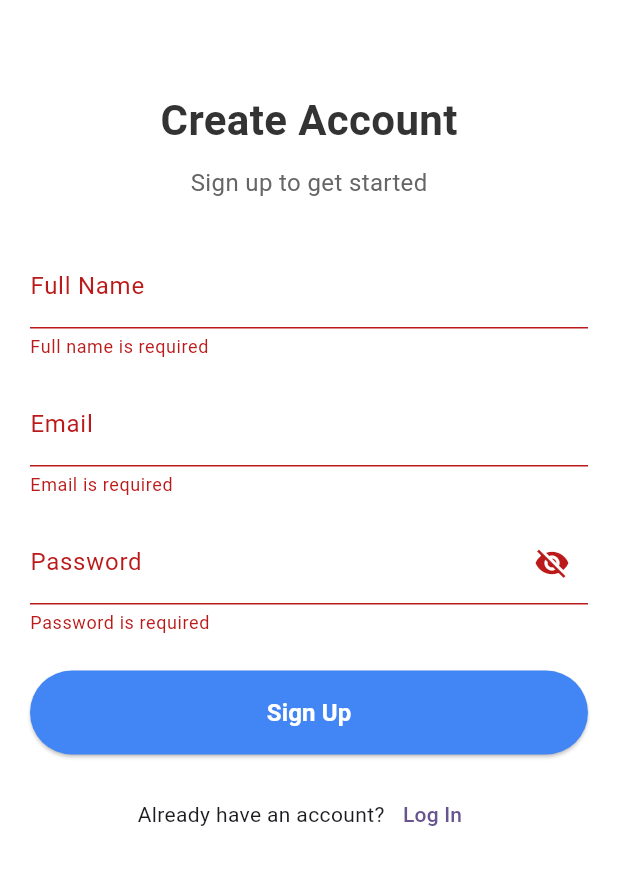
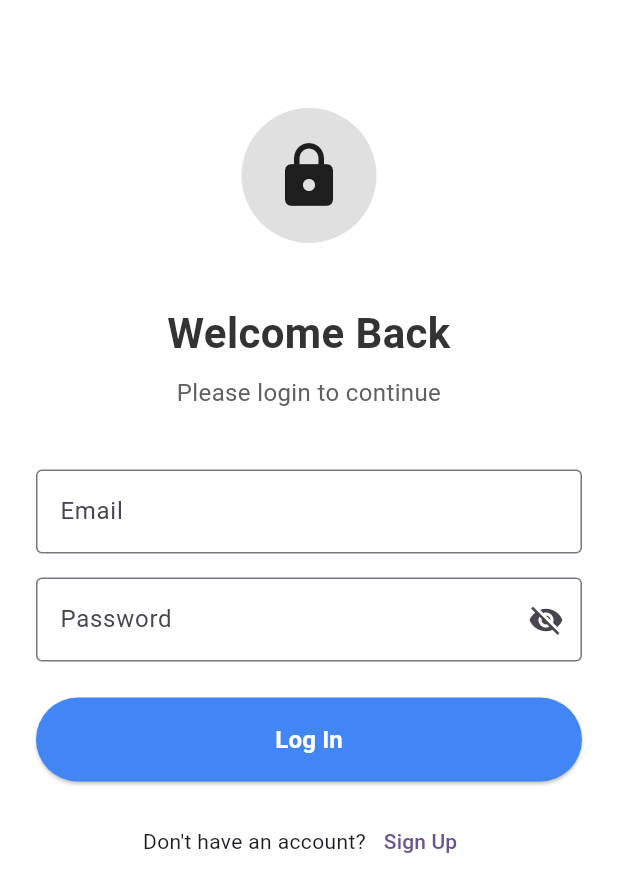
Before and after one commit to KarikariSamuelZachary/AsthmaGuard, a Flutter app: the screen it shows after launch, after a tap on "Sign Up", after a tap on "Log In", on a phone screen of 412 x 824 dp. Shown: the top 892 px of the screen. Run offline on Flutter 3.47's test engine with Material 3 defaults, Android fonts, the phone set to English and light mode, and no system bars.

Commit message:
Made changes

```diff
--- a/mobile/lib/main.dart
+++ b/mobile/lib/main.dart
@@ -1,6 +1,8 @@
 import 'package:flutter/material.dart';
 import 'screens/auth/signup_page.dart';
-import 'screens/auth/dashboard_screen.dart'; // This should define DashboardScreen
+import 'screens/auth/login_screen.dart';
+import 'screens/auth/dashboard_screen.dart';
+import 'screens/auth/otp_verification_screen.dart';
 
 void main() {
   runApp(MyApp());
@@ -21,6 +23,8 @@ class MyApp extends StatelessWidget {
       initialRoute: '/signup',
       routes: {
         '/signup': (context) => SignupScreen(),
+        '/otp': (context) => OtpVerificationScreen(),
+        '/login': (context) => const LoginScreen(),
         '/dashboard': (context) => DashboardScreen(),
       },
     );
--- /dev/null
+++ b/mobile/lib/screens/auth/login_screen.dart
@@ -0,0 +1,203 @@
+import 'package:flutter/material.dart';
+
+class LoginScreen extends StatefulWidget {
+  const LoginScreen({super.key});
+
+  @override
+  State<LoginScreen> createState() => _LoginScreenState();
+}
+
+class _LoginScreenState extends State<LoginScreen>
+    with SingleTickerProviderStateMixin {
+  final _formKey = GlobalKey<FormState>();
+  final _emailController = TextEditingController();
+  final _passwordController = TextEditingController();
+
+  bool _isObscure = true;
+  bool _isLoading = false;
+  late AnimationController _animationController;
+  late Animation<double> _fadeInAnimation;
+
+  @override
+  void initState() {
+    super.initState();
+    _animationController = AnimationController(
+      vsync: this,
+      duration: const Duration(milliseconds: 800),
+    );
+
+    _fadeInAnimation =
+        CurvedAnimation(parent: _animationController, curve: Curves.easeIn);
+    _animationController.forward();
+  }
+
+  @override
+  void dispose() {
+    _animationController.dispose();
+    _emailController.dispose();
+    _passwordController.dispose();
+    super.dispose();
+  }
+
+  void _handleLogin() {
+    if (!_formKey.currentState!.validate()) return;
+
+    setState(() => _isLoading = true);
+
+    Future.delayed(const Duration(seconds: 2), () {
+      setState(() => _isLoading = false);
+      Navigator.pushReplacementNamed(context, '/dashboard');
+    });
+  }
+
+  @override
+  Widget build(BuildContext context) {
+    final isDark = Theme.of(context).brightness == Brightness.dark;
+    final textColor = isDark ? Colors.white : const Color(0xFF333333);
+
+    return Scaffold(
+      backgroundColor: isDark ? const Color(0xFF121212) : Colors.white,
+      body: FadeTransition(
+        opacity: _fadeInAnimation,
+        child: SafeArea(
+          child: SingleChildScrollView(
+            padding: const EdgeInsets.symmetric(horizontal: 24, vertical: 32),
+            child: Column(
+              crossAxisAlignment: CrossAxisAlignment.stretch,
+              children: [
+                const SizedBox(height: 40),
+
+                // Logo placeholder
+                Center(
+                  child: Container(
+                    height: 90,
+                    width: 90,
+                    decoration: BoxDecoration(
+                      color:
+                          isDark ? Colors.grey.shade800 : Colors.grey.shade300,
+                      shape: BoxShape.circle,
+                    ),
+                    child: const Icon(Icons.lock, size: 48),
+                  ),
+                ),
+
+                const SizedBox(height: 40),
+                Text(
+                  'Welcome Back',
+                  textAlign: TextAlign.center,
+                  style: TextStyle(
+                    fontSize: 28,
+                    fontWeight: FontWeight.bold,
+                    color: textColor,
+                  ),
+                ),
+                const SizedBox(height: 8),
+                Text(
+                  'Please login to continue',
+                  textAlign: TextAlign.center,
+                  style: TextStyle(
+                    fontSize: 16,
+                    color: isDark ? Colors.white60 : Colors.grey[700],
+                  ),
+                ),
+                const SizedBox(height: 40),
+
+                // Form
+                Form(
+                  key: _formKey,
+                  child: Column(
+                    children: [
+                      TextFormField(
+                        controller: _emailController,
+                        keyboardType: TextInputType.emailAddress,
+                        decoration: const InputDecoration(
+                          labelText: 'Email',
+                          border: OutlineInputBorder(),
+                        ),
+                        validator: (value) {
+                          if (value == null || value.isEmpty) {
+                            return 'Email is required';
+                          }
+                          if (!RegExp(r'^[\w-\.]+@([\w-]+\.)+[\w]{2,4}$')
+                              .hasMatch(value)) {
+                            return 'Enter a valid email address';
+                          }
+                          return null;
+                        },
+                      ),
+                      const SizedBox(height: 16),
+                      TextFormField(
+                        controller: _passwordController,
+                        obscureText: _isObscure,
+                        decoration: InputDecoration(
+                          labelText: 'Password',
+                          border: const OutlineInputBorder(),
+                          suffixIcon: IconButton(
+                            icon: Icon(_isObscure
+                                ? Icons.visibility_off
+                                : Icons.visibility),
+                            onPressed: () =>
+                                setState(() => _isObscure = !_isObscure),
+                          ),
+                        ),
+                        validator: (value) {
+                          if (value == null || value.isEmpty) {
+                            return 'Password is required';
+                          }
+                          if (value.length < 6) {
+                            return 'Must be at least 6 characters';
+                          }
+                          return null;
+                        },
+                      ),
+                      const SizedBox(height: 24),
+                      SizedBox(
+                        width: double.infinity,
+                        height: 56,
+                        child: ElevatedButton(
+                          onPressed: _isLoading ? null : _handleLogin,
+                          style: ElevatedButton.styleFrom(
+                            backgroundColor: const Color(0xFF4285F4),
+                            shape: RoundedRectangleBorder(
+                              borderRadius: BorderRadius.circular(30),
+                            ),
+                          ),
+                          child: _isLoading
+                              ? const CircularProgressIndicator(
+                                  color: Colors.white,
+                                )
+                              : const Text(
+                                  'Log In',
+                                  style: TextStyle(
+                                    fontSize: 16,
+                                    fontWeight: FontWeight.w600,
+                                    color: Colors.white,
+                                  ),
+                                ),
+                        ),
+                      ),
+                      const SizedBox(height: 16),
+                      Row(
+                        mainAxisAlignment: MainAxisAlignment.center,
+                        children: [
+                          const Text("Don't have an account?"),
+                          TextButton(
+                            onPressed: () {
+                              Navigator.pushReplacementNamed(
+                                  context, '/signup');
+                            },
+                            child: const Text('Sign Up'),
+                          ),
+                        ],
+                      ),
+                    ],
+                  ),
+                ),
+              ],
+            ),
+          ),
+        ),
+      ),
+    );
+  }
+}
--- a/mobile/lib/screens/auth/signup_page.dart
+++ b/mobile/lib/screens/auth/signup_page.dart
@@ -36,7 +36,9 @@ class _SignupScreenState extends State<SignupScreen> {
 
     Future.delayed(const Duration(seconds: 2), () {
       setState(() => _isLoading = false);
-      Navigator.pushReplacementNamed(context, '/dashboard');
+
+      // After successful signup, go to OTP screen
+      Navigator.pushReplacementNamed(context, '/otp');
     });
   }
 
```
Also changed, not shown: mobile/lib/screens/auth/otp_verification_screen.dart (added, +95 -0 lines).
